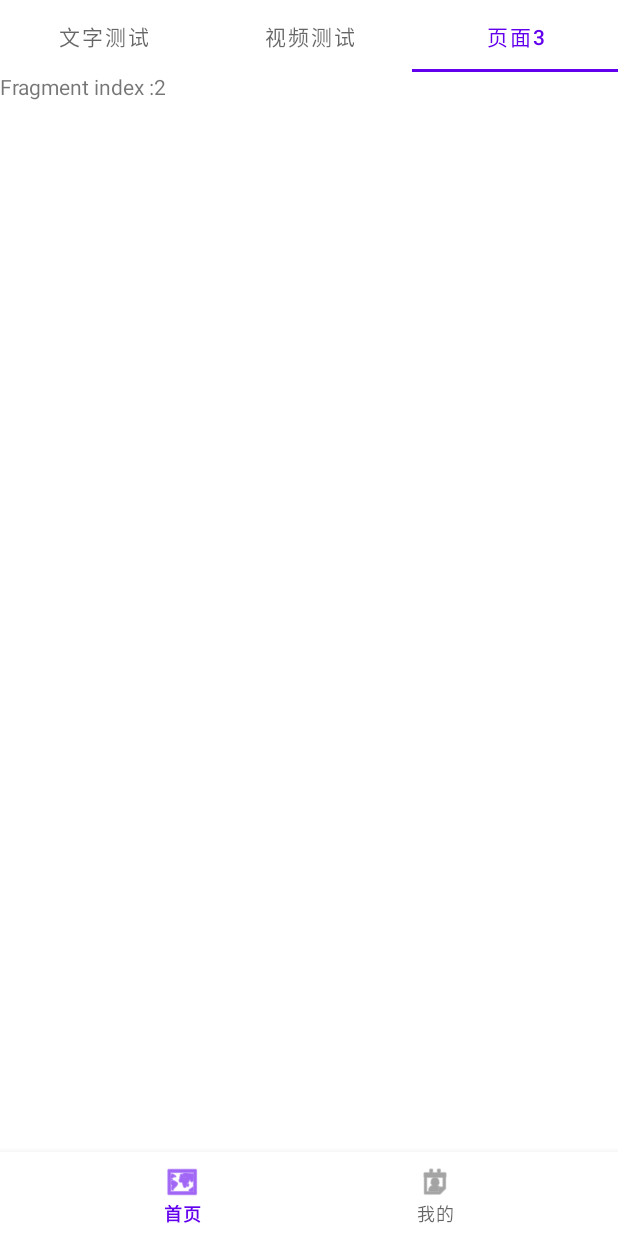
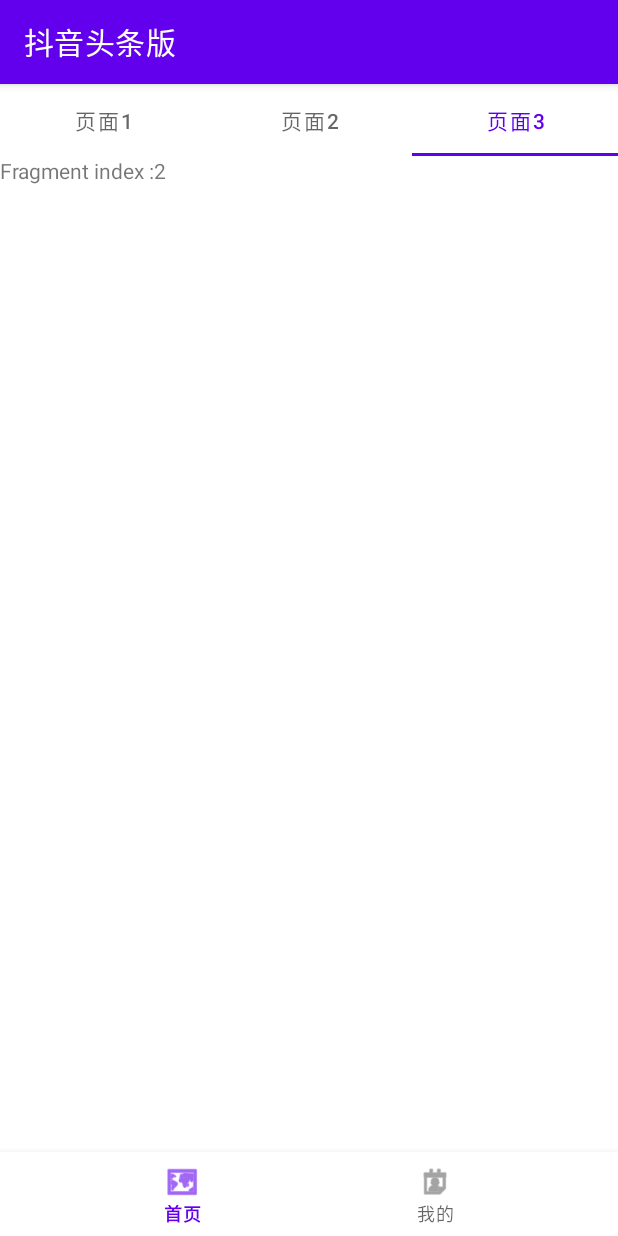
Before and after one commit to YuHayring/NewsApp_Of_New_Interaction, an Android app: the MainActivity screen opened directly, with no data from a screen before it, tab 3 chosen, on a phone screen of 412 x 824 dp. Run offline under Robolectric (Android 15) with nearby library versions, the phone set to English and light mode, and no system bars; pictures from the network do not load.

Commit message:
Revert "在 ViewPager 的 Fragment 中进行视频播放"
This reverts commit 7702d1eddcfc1efcbe8a2a5cd5c703c056c4b1ab.

```diff
--- a/app/src/main/java/cn/edu/gdut/douyintoutiao/view/MainActivity.java
+++ b/app/src/main/java/cn/edu/gdut/douyintoutiao/view/MainActivity.java
@@ -1,14 +1,10 @@
 package cn.edu.gdut.douyintoutiao.view;
 
-import android.content.res.Resources;
 import android.os.Bundle;
-import android.util.Log;
 import android.view.MenuItem;
-import android.view.View;
 import android.view.Window;
 
 import androidx.annotation.NonNull;
-import androidx.appcompat.app.ActionBar;
 import androidx.appcompat.app.AppCompatActivity;
 import androidx.fragment.app.Fragment;
 import androidx.fragment.app.FragmentActivity;
@@ -74,14 +70,9 @@ public class MainActivity extends AppCompatActivity {
 
     @Override
     protected void onCreate(Bundle savedInstanceState) {
+        requestWindowFeature(Window.FEATURE_ACTION_BAR_OVERLAY);
         super.onCreate(savedInstanceState);
         setContentView(R.layout.activity_main);
-
-
-
-
-        ActionBar actionBar = getSupportActionBar();
-        actionBar.hide();
 
         viewPager = findViewById(R.id.main_view_pager);
         pagerAdapter = new ScreenSlidePagerAdapter(this);
--- a/app/src/main/java/cn/edu/gdut/douyintoutiao/view/MainFragment.java
+++ b/app/src/main/java/cn/edu/gdut/douyintoutiao/view/MainFragment.java
@@ -18,7 +18,6 @@ import com.google.android.material.tabs.TabLayoutMediator;
 import cn.edu.gdut.douyintoutiao.R;
 import cn.edu.gdut.douyintoutiao.tmp.ViewPagerTestFragment;
 import cn.edu.gdut.douyintoutiao.view.show.text.NewsListFragment;
-import cn.edu.gdut.douyintoutiao.view.show.video.VideoPlayerFragment;
 
 /**
  * @author hayring
@@ -48,7 +47,7 @@ public class MainFragment extends Fragment {
 
     private TabLayoutMediator mediator;
 
-    final String[] tabs = {"文字测试","视频测试","页面3"};
+    final String[] tabs = {"页面1","页面2","页面3"};
 
     /***
      * 生命周期加载方法
@@ -89,9 +88,7 @@ public class MainFragment extends Fragment {
         public Fragment createFragment(int position) {
             if (position == 0) {
                 return new NewsListFragment();
-            } else if (position == 1) {
-                return new VideoPlayerFragment(context,true);
-            } else if (position == 2) {
+            } else if (position < 3) {
                 return new ViewPagerTestFragment(position);
             }
             throw new IllegalArgumentException();
--- a/app/src/main/java/cn/edu/gdut/douyintoutiao/view/show/video/FullscreenActivity.java
+++ b/app/src/main/java/cn/edu/gdut/douyintoutiao/view/show/video/FullscreenActivity.java
@@ -41,11 +41,11 @@ public class FullscreenActivity extends AppCompatActivity {
         Log.d("systemUiVisibility pre",""+systemUiVisibility);
         int flags = View.SYSTEM_UI_FLAG_LAYOUT_STABLE
 
-//                | View.SYSTEM_UI_FLAG_LAYOUT_HIDE_NAVIGATION
+                | View.SYSTEM_UI_FLAG_LAYOUT_HIDE_NAVIGATION
 
                 | View.SYSTEM_UI_FLAG_LAYOUT_FULLSCREEN
 
-//                | View.SYSTEM_UI_FLAG_HIDE_NAVIGATION
+                | View.SYSTEM_UI_FLAG_HIDE_NAVIGATION
 
                 | View.SYSTEM_UI_FLAG_FULLSCREEN
 
@@ -57,7 +57,7 @@ public class FullscreenActivity extends AppCompatActivity {
         setContentView(R.layout.activity_fullscreen);
 
         controlView();
-        videoPlayerFragment = new VideoPlayerFragment(this,true);//MainFragment(this);
+        videoPlayerFragment = new VideoPlayerFragment(this);//MainFragment(this);
 
 
         //显示 Fragment
--- a/app/src/main/res/layout/fragment_main.xml
+++ b/app/src/main/res/layout/fragment_main.xml
@@ -1,10 +1,9 @@
 <?xml version="1.0" encoding="utf-8"?>
-<androidx.constraintlayout.widget.ConstraintLayout xmlns:android="http://schemas.android.com/apk/res/android"
+<LinearLayout xmlns:android="http://schemas.android.com/apk/res/android"
     xmlns:app="http://schemas.android.com/apk/res-auto"
     android:layout_width="match_parent"
     android:layout_height="match_parent"
     android:orientation="vertical">
-
 
 
     <com.google.android.material.tabs.TabLayout
@@ -12,20 +11,20 @@
         android:layout_width="match_parent"
         android:layout_height="wrap_content"
         android:background="@android:color/transparent"
-        app:layout_constraintEnd_toEndOf="parent"
-        app:layout_constraintStart_toStartOf="parent"
-        app:layout_constraintTop_toTopOf="parent"
-        app:layout_constraintBottom_toTopOf="@id/fragment_main_news_view_pager"/>
-
+        app:layout_constraintBottom_toTopOf="parent"
+        app:layout_constraintLeft_toLeftOf="parent"
+        app:layout_constraintRight_toRightOf="parent"
+        />
 
     <androidx.viewpager2.widget.ViewPager2
         android:id="@+id/fragment_main_news_view_pager"
         android:layout_width="match_parent"
-        android:layout_height="0dp"
+        android:layout_height="match_parent"
         android:orientation="horizontal"
-        app:layout_constraintBottom_toBottomOf="parent"
+        app:layout_constraintBottom_toTopOf="@id/navigation"
         app:layout_constraintEnd_toEndOf="parent"
         app:layout_constraintStart_toStartOf="parent"
-        app:layout_constraintTop_toBottomOf="@+id/news_navigation" />
+        app:layout_constraintTop_toTopOf="parent" />
 
-</androidx.constraintlayout.widget.ConstraintLayout>
+
+</LinearLayout>
```
Also changed, not shown: app/src/main/java/cn/edu/gdut/douyintoutiao/util/UIUtil.java (deleted, +0 -19 lines), app/src/main/java/cn/edu/gdut/douyintoutiao/view/show/video/VideoPlayerFragment.java (+8 -72 lines).
